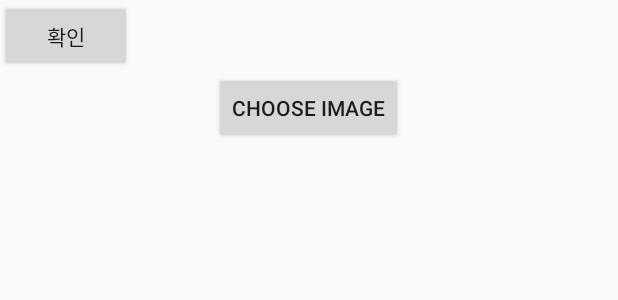
After one commit to tukcomCD2024/Code-Bridge, an Android app: the layout activity_url_test.xml on its own in the app's theme, with its tools: preview values and no code run, on a phone screen of 412 x 824 dp. The commit adds this screen. Shown: the top 300 px of the screen. Run offline under Robolectric (Android 15) with nearby library versions, the phone set to English and light mode, and no system bars.

Commit message:
uri 테스트

```diff
--- a/android/app/src/main/AndroidManifest.xml
+++ b/android/app/src/main/AndroidManifest.xml
@@ -3,7 +3,7 @@
     xmlns:tools="http://schemas.android.com/tools">
 
     <uses-permission android:name="android.permission.INTERNET" />
-    <uses-permission android:name="android.permission.WRITE_EXTERNAL_STORAGE"/>
+    <uses-permission android:name="android.permission.WRITE_EXTERNAL_STORAGE" />
 
     <application
         android:allowBackup="true"
@@ -17,6 +17,9 @@
         android:theme="@style/Theme.ShareNote"
         android:usesCleartextTraffic="true"
         tools:targetApi="31">
+        <activity
+            android:name=".UrlTestActivity"
+            android:exported="false" />
         <activity
             android:name=".tss"
             android:exported="false" />
--- /dev/null
+++ b/android/app/src/main/res/layout/activity_url_test.xml
@@ -0,0 +1,31 @@
+<?xml version="1.0" encoding="utf-8"?>
+<RelativeLayout xmlns:android="http://schemas.android.com/apk/res/android"
+    xmlns:tools="http://schemas.android.com/tools"
+    android:layout_width="match_parent"
+    android:layout_height="match_parent"
+    tools:context=".UrlTestActivity">
+
+    <Button
+        android:id="@+id/check"
+        android:layout_width="wrap_content"
+        android:layout_height="wrap_content"
+        android:text="확인"/>
+
+    <Button
+        android:id="@+id/buttonChooseImage"
+        android:layout_width="wrap_content"
+        android:layout_height="wrap_content"
+        android:text="Choose Image"
+        android:layout_below="@+id/check"
+        android:layout_centerHorizontal="true" />
+
+    <ImageView
+        android:id="@+id/imageView"
+        android:layout_width="wrap_content"
+        android:layout_height="wrap_content"
+        android:layout_below="@id/buttonChooseImage"
+        android:layout_centerHorizontal="true"
+        android:layout_marginTop="16dp"
+        android:visibility="gone" />
+
+</RelativeLayout>
```
Also changed, not shown: android/app/src/main/java/com/example/sharenote/PageActivity.kt (+30 -3 lines), android/app/src/main/java/com/example/sharenote/UrlTestActivity.kt (added, +54 -0 lines).
